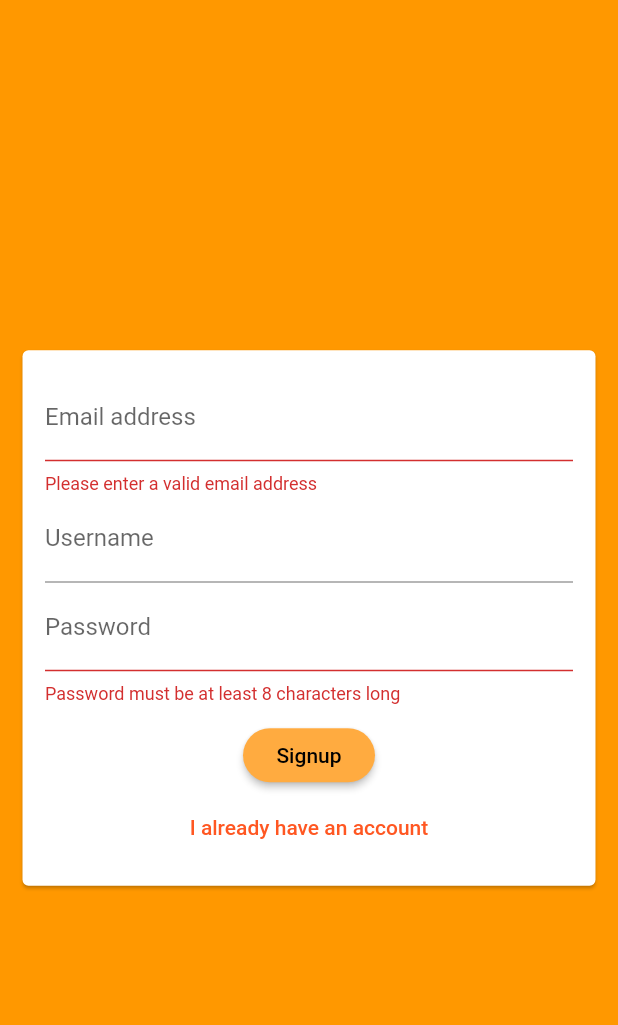
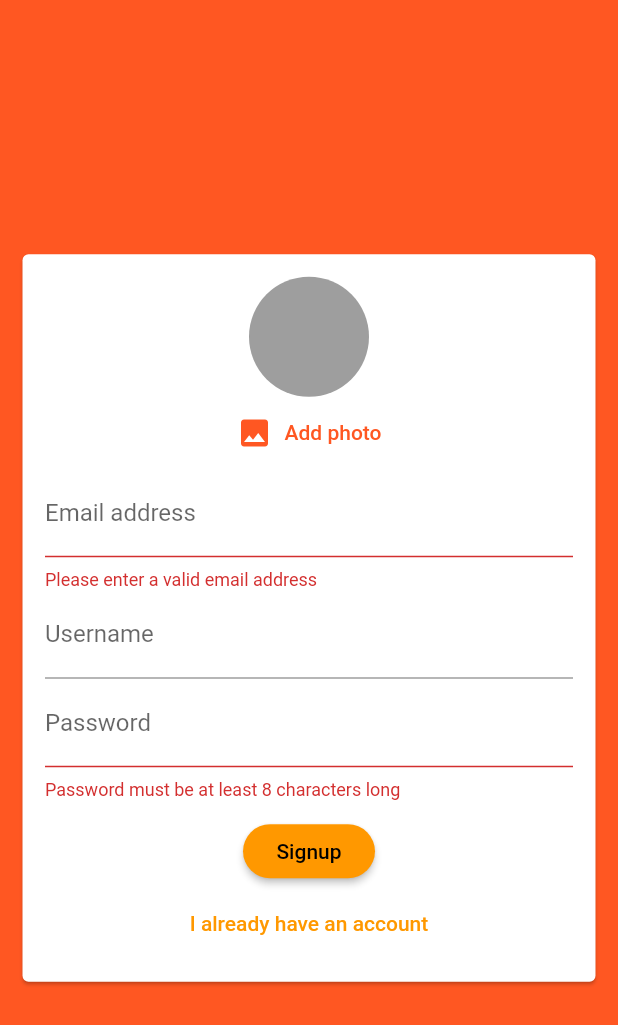
Before and after one commit to Charizard17/chat_app_flutter, a Flutter app: the screen it shows after launch, after a tap on "Login", after a tap on "Create an account", on a phone screen of 412 x 824 dp. Shown: the top 1025 px of the screen. Run offline on Flutter 3.47's test engine with Material 2 defaults, Android fonts, the phone set to English and light mode, and no system bars; our stand-ins replace cloud_firestore, firebase_auth, firebase_core, image_picker; accounts and stored records are empty.

Commit message:
image picker package installed. some adjustment for ios. custom user_image_picker widget created

```diff
--- a/lib/main.dart
+++ b/lib/main.dart
@@ -17,13 +17,13 @@ class MyApp extends StatelessWidget {
     return MaterialApp(
       title: 'Chat App Flutter',
       theme: ThemeData(
-        primarySwatch: Colors.deepOrange,
+        primarySwatch: Colors.orange,
         backgroundColor: Colors.grey,
-        primaryColor: Colors.orange,
+        primaryColor: Colors.deepOrange,
         accentColor: Colors.black54,
         accentColorBrightness: Brightness.dark,
         buttonTheme: ButtonTheme.of(context).copyWith(
-          buttonColor: Colors.orangeAccent,
+          buttonColor: Colors.orange,
           textTheme: ButtonTextTheme.primary,
           shape: RoundedRectangleBorder(
             borderRadius: BorderRadius.circular(20),
--- a/lib/widgets/auth/auth_form.dart
+++ b/lib/widgets/auth/auth_form.dart
@@ -1,4 +1,6 @@
 import 'package:flutter/material.dart';
+
+import '../pickers/user_image_picker.dart';
 
 class AuthForm extends StatefulWidget {
   final bool isLoading;
@@ -53,6 +55,7 @@ class _AuthFormState extends State<AuthForm> {
             child: Column(
               mainAxisSize: MainAxisSize.min,
               children: [
+                if (!_isLogin) UserImagePicker(),
                 TextFormField(
                   key: ValueKey('email'),
                   validator: (value) {
--- /dev/null
+++ b/lib/widgets/pickers/user_image_picker.dart
@@ -0,0 +1,49 @@
+import 'dart:io';
+
+import 'package:flutter/material.dart';
+import 'package:image_picker/image_picker.dart';
+
+class UserImagePicker extends StatefulWidget {
+  @override
+  _UserImagePickerState createState() => _UserImagePickerState();
+}
+
+class _UserImagePickerState extends State<UserImagePicker> {
+  File _pickedImage;
+
+  void _pickImage() async {
+    final picker = ImagePicker();
+    final pickedImage = await picker.pickImage(source: ImageSource.camera);
+    final pickedImageFile = File(pickedImage.path);
+    setState(() {
+      _pickedImage = pickedImageFile;
+    });
+  }
+
+  @override
+  Widget build(BuildContext context) {
+    return Column(
+      children: [
+        CircleAvatar(
+          radius: 40,
+          backgroundColor: Theme.of(context).backgroundColor,
+          backgroundImage:
+              _pickedImage != null ? FileImage(_pickedImage) : null,
+        ),
+        TextButton.icon(
+          icon: Icon(
+            Icons.image,
+            color: Theme.of(context).primaryColor,
+          ),
+          label: Text(
+            'Add photo',
+            style: TextStyle(
+              color: Theme.of(context).primaryColor,
+            ),
+          ),
+          onPressed: _pickImage,
+        ),
+      ],
+    );
+  }
+}
--- a/pubspec.yaml
+++ b/pubspec.yaml
@@ -22,6 +22,7 @@ dependencies:
   firebase_core: ^1.10.6
   cloud_firestore: ^3.1.5
   firebase_auth: ^3.3.4
+  image_picker: ^0.8.4+4
 
   # The following adds the Cupertino Icons font to your application.
   # Use with the CupertinoIcons class for iOS style icons.
```
Also changed, not shown: pubspec.lock, 1 other file.
